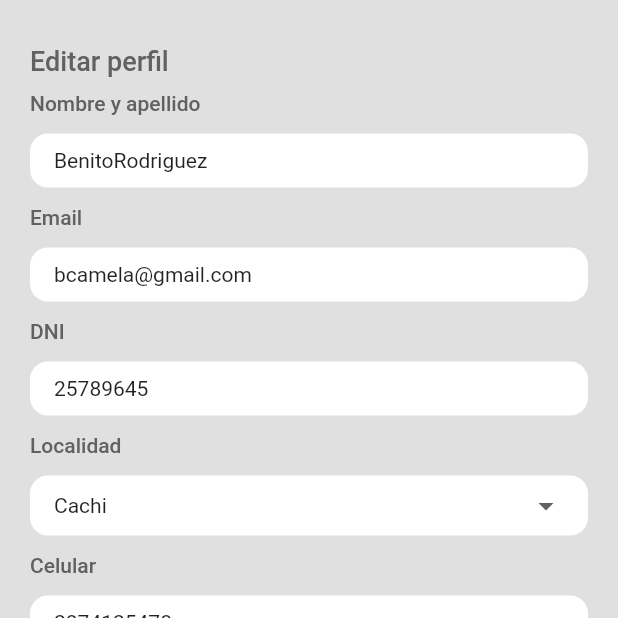
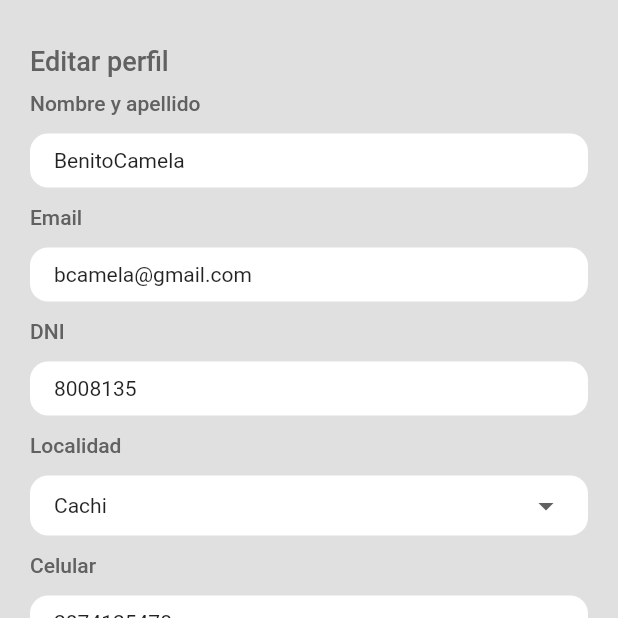
Before and after one commit to leopazgerez/perfildeusuario, a Flutter app: the screen it shows after launch, on a phone screen of 412 x 824 dp, the top half of it. Run offline on Flutter 3.47's test engine with Material 2 defaults, Android fonts, the phone set to English and light mode, and no system bars.

Commit message:
changes on model

```diff
--- a/lib/src/ui/pagecomponent/user_profile.dart
+++ b/lib/src/ui/pagecomponent/user_profile.dart
@@ -39,7 +39,7 @@ class _UserProfileState extends State<UserProfile> {
   @override
   void initState() {
     super.initState();
-    nameAndSurnameController.text = (widget.model!.name) + (widget.model!.surname);
+    nameAndSurnameController.text = ('${widget.model!.name}${widget.model!.surname}');
     emailController.text = widget.model!.email;
     dniController.text = widget.model!.dni.toString();
     phoneController.text = widget.model!.phoneNumber.toString();
--- a/lib/view.dart
+++ b/lib/view.dart
@@ -6,7 +6,7 @@ class View extends StatelessWidget {
   final String id = "view";
   View({Key? key}) : super(key: key);
 
-  final PersonModel personaNN = PersonModel('Benito', 'Rodriguez', 'bcamela@gmail.com', 25789645, 'Localidad', 2874125478);
+  final PersonModel personaNN = PersonModel('Benito', 'Camela', 'bcamela@gmail.com', 8008135, 'Localidad', 2874125478);
 
   @override
   Widget build(BuildContext context) {
```
